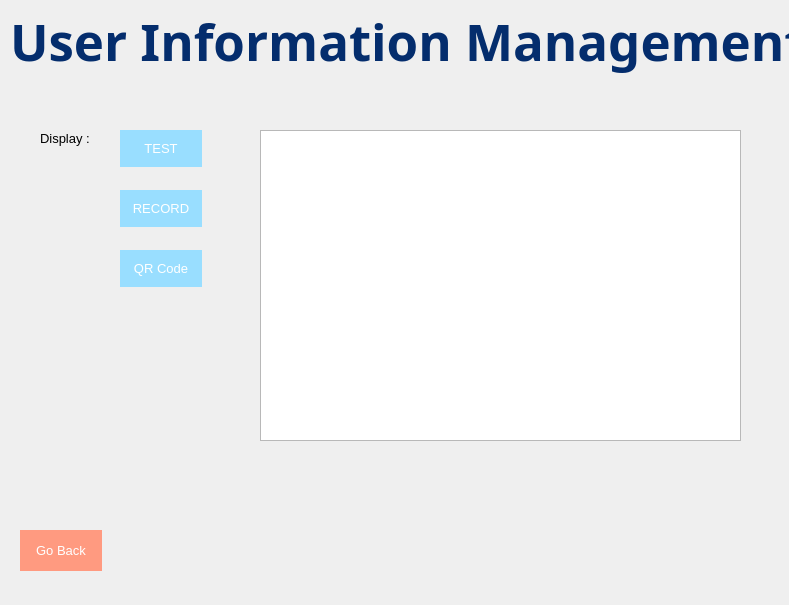
This is MCR-app/ad_manage_record_test.ui in maria-gedye/QTapp as Qt 5 draws it before an edit. The edited form follows.
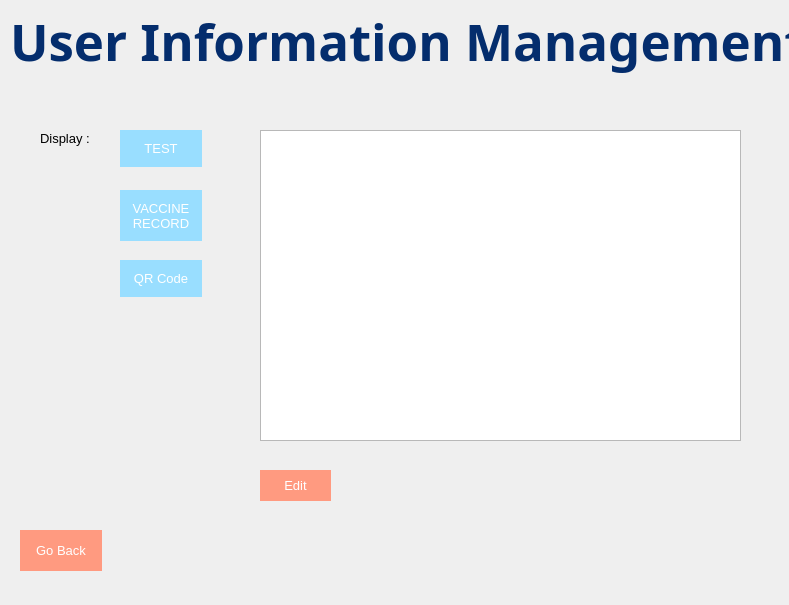
This is the edited form.

Patch:
```diff
--- a/MCR-app/ad_manage_record_test.ui
+++ b/MCR-app/ad_manage_record_test.ui
@@ -116,7 +116,7 @@
      <x>120</x>
      <y>180</y>
      <width>82</width>
-     <height>57</height>
+     <height>71</height>
     </rect>
    </property>
    <property name="font">
@@ -132,14 +132,15 @@
 margin: 10, 10, 10, 10;</string>
    </property>
    <property name="text">
-    <string>RECORD</string>
+    <string>VACCINE
+RECORD</string>
    </property>
   </widget>
   <widget class="QPushButton" name="pushButton_RT_QR">
    <property name="geometry">
     <rect>
      <x>120</x>
-     <y>240</y>
+     <y>250</y>
      <width>82</width>
      <height>57</height>
     </rect>
@@ -170,6 +171,31 @@
     </rect>
    </property>
   </widget>
+  <widget class="QPushButton" name="pushButton_RT_edit">
+   <property name="geometry">
+    <rect>
+     <x>260</x>
+     <y>460</y>
+     <width>71</width>
+     <height>51</height>
+    </rect>
+   </property>
+   <property name="font">
+    <font>
+     <pointsize>10</pointsize>
+    </font>
+   </property>
+   <property name="styleSheet">
+    <string notr="true">background-color:rgb(255, 154, 128);
+color: rgb(255, 255, 255);
+border: none;
+padding: 10,10,10,10;
+margin: 10, 10, 10, 10;</string>
+   </property>
+   <property name="text">
+    <string>Edit</string>
+   </property>
+  </widget>
  </widget>
  <resources/>
  <connections/>
```
Left out of the diff: 2 changed lines with no effect on the pictures.
